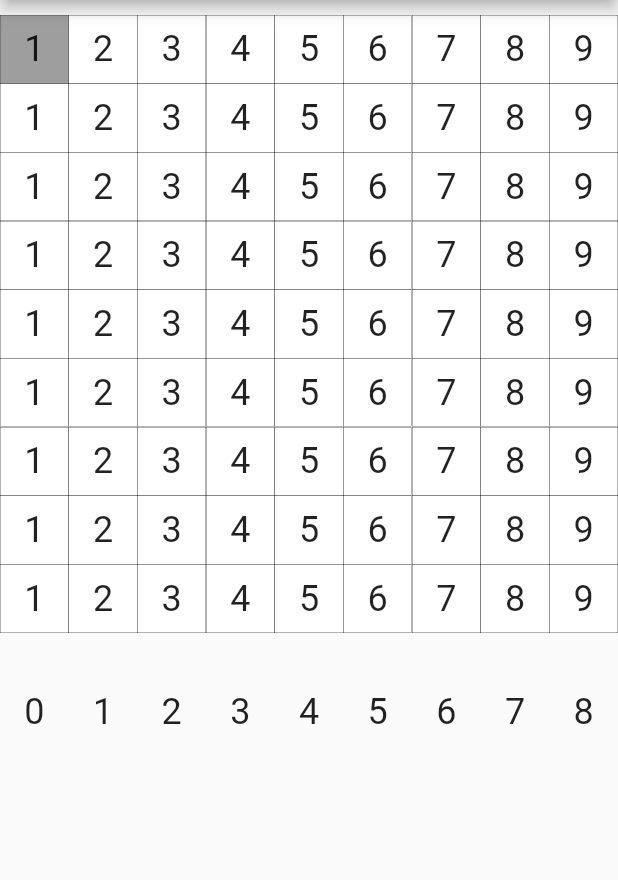
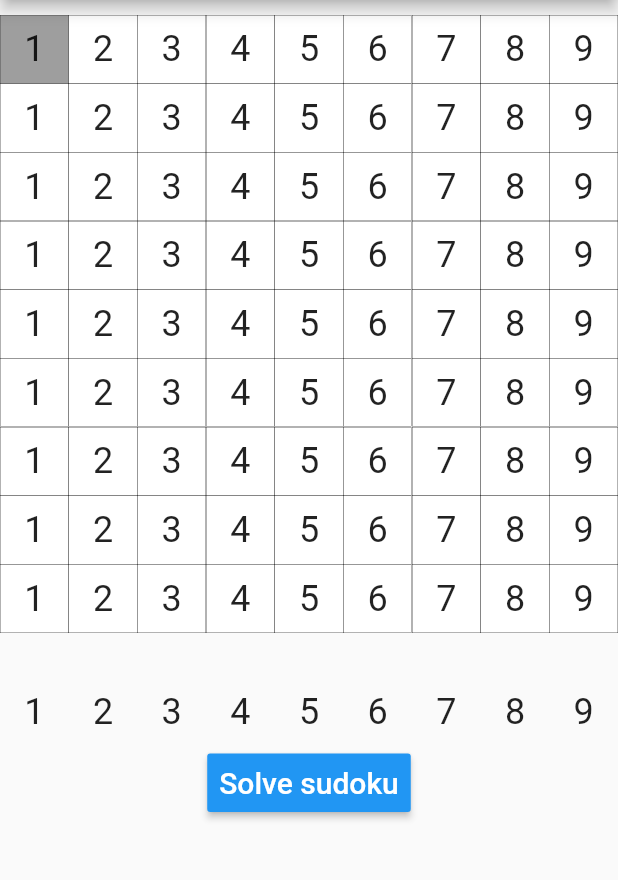
Before and after one commit to AR4Z/sudokuSolverApp, a Flutter app: the screen it shows after launch, on a phone screen of 412 x 824 dp, the part 84-964 px from its top. Run offline on Flutter 3.47's test engine with Material 2 defaults, Android fonts, the phone set to English and light mode, and no system bars; our stand-ins replace camera, tuple.

Commit message:
button for solve sudoku

```diff
--- a/lib/src/pages/sudoku_page.dart
+++ b/lib/src/pages/sudoku_page.dart
@@ -80,7 +80,7 @@ class _SudokuPageState extends State<SudokuPage> {
                 child: Container(
                   child: Center(
                     child: Text(
-                      '${index % 10}',
+                      '${index % 10 + 1}',
                       style: Theme.of(context).textTheme.headline,
                     ),
                   ),
@@ -88,12 +88,32 @@ class _SudokuPageState extends State<SudokuPage> {
                 onTap: () {
                   this.setState(() {
                     this._sudokuGrid[this._selectedCell.item1]
-                        [this._selectedCell.item2] = index % 10;
+                        [this._selectedCell.item2] = index % 10 + 1;
                   });
                 },
               );
             }),
           ),
+          Column(
+            mainAxisAlignment: MainAxisAlignment.center,
+            crossAxisAlignment: CrossAxisAlignment.center,
+            children: <Widget>[
+              Container(
+                child: RaisedButton(
+                  color: Colors.blue,
+                  textColor: Colors.white,
+                  disabledColor: Colors.grey,
+                  disabledTextColor: Colors.black,
+                  padding: EdgeInsets.all(8.0),
+                  splashColor: Colors.blueAccent,
+                  child: Text("Solve sudoku", style: TextStyle(fontSize: 20.0)),
+                  onPressed: () {
+                    print('solve');
+                  },
+                ),
+              )
+            ],
+          )
         ],
       ),
     );
```
